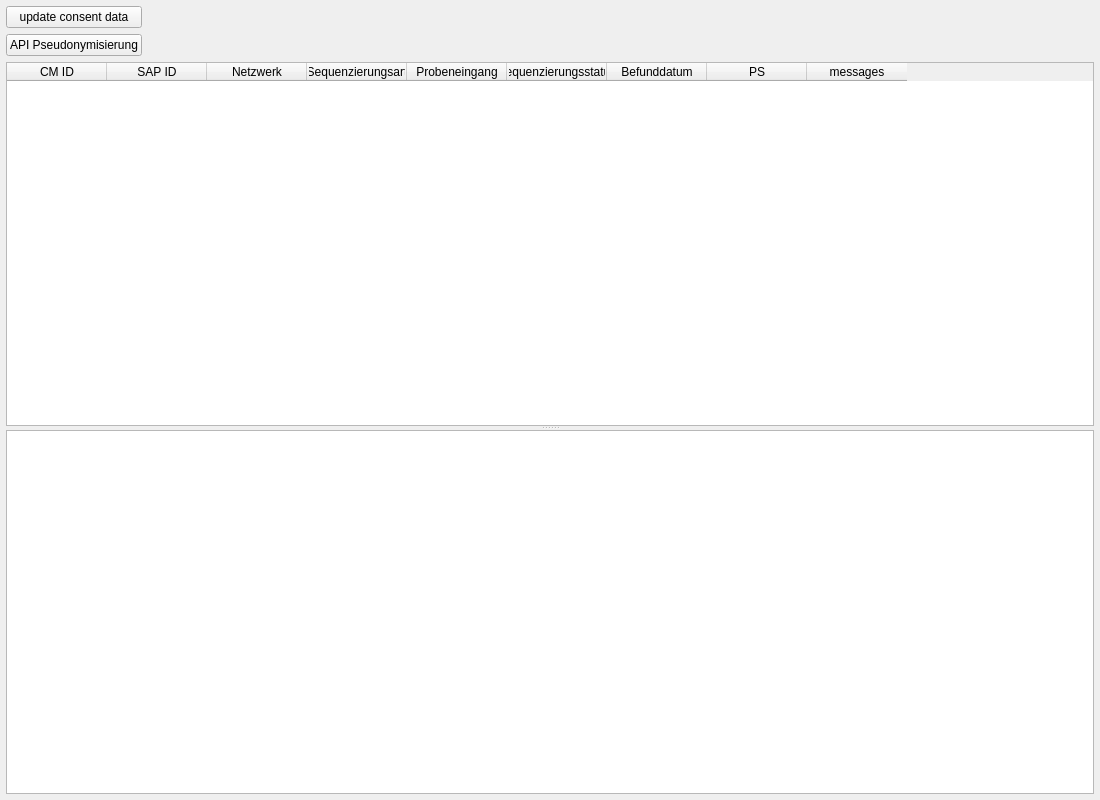
Qt form src/MVHub/MVHub.ui (imgag/ngs-bits) before a commit.
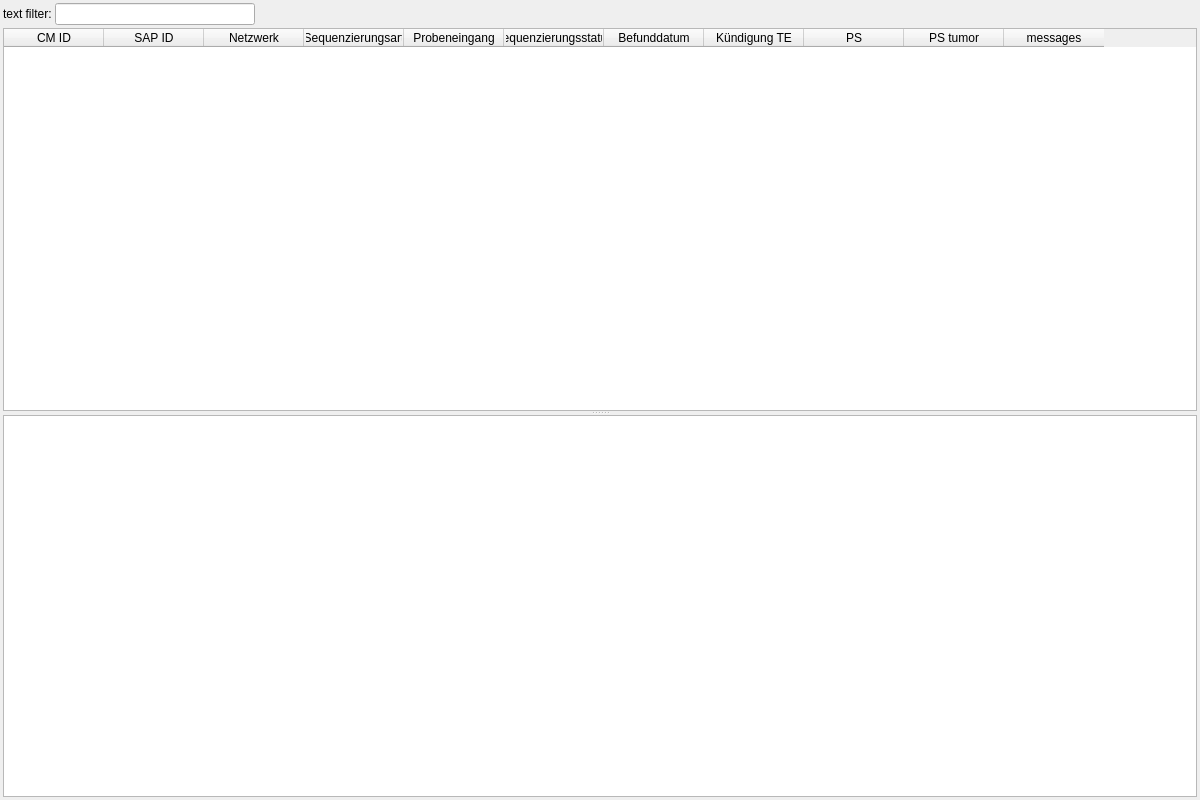
The same form after that commit. Icons and pictures are not drawn.

What changed in the file:
```diff
--- a/src/MVHub/MVHub.ui
+++ b/src/MVHub/MVHub.ui
@@ -9,10 +9,16 @@
    <rect>
     <x>0</x>
     <y>0</y>
-    <width>1100</width>
+    <width>1200</width>
     <height>800</height>
    </rect>
   </property>
+  <property name="minimumSize">
+   <size>
+    <width>1200</width>
+    <height>800</height>
+   </size>
+  </property>
   <property name="acceptDrops">
    <bool>true</bool>
   </property>
@@ -24,34 +30,79 @@
     <normaloff>:/Icons/Icon.png</normaloff>:/Icons/Icon.png</iconset>
   </property>
   <widget class="QWidget" name="centralWidget">
-   <layout class="QGridLayout" name="gridLayout">
+   <layout class="QVBoxLayout" name="verticalLayout">
+    <property name="spacing">
+     <number>3</number>
+    </property>
     <property name="leftMargin">
-     <number>6</number>
+     <number>3</number>
     </property>
     <property name="topMargin">
-     <number>6</number>
+     <number>3</number>
     </property>
     <property name="rightMargin">
-     <number>6</number>
+     <number>3</number>
     </property>
     <property name="bottomMargin">
-     <number>6</number>
+     <number>3</number>
     </property>
-    <item row="1" column="0">
-     <widget class="QPushButton" name="api_pseudo">
-      <property name="text">
-       <string>API Pseudonymisierung</string>
+    <item>
+     <layout class="QHBoxLayout" name="horizontalLayout">
+      <property name="spacing">
+       <number>3</number>
       </property>
-     </widget>
+      <item>
+       <widget class="QLabel" name="label">
+        <property name="text">
+         <string>text filter:</string>
+        </property>
+       </widget>
+      </item>
+      <item>
+       <widget class="QLineEdit" name="f_text">
+        <property name="minimumSize">
+         <size>
+          <width>0</width>
+          <height>0</height>
+         </size>
+        </property>
+        <property name="maximumSize">
+         <size>
+          <width>200</width>
+          <height>16777215</height>
+         </size>
+        </property>
+       </widget>
+      </item>
+      <item>
+       <spacer name="horizontalSpacer">
+        <property name="orientation">
+         <enum>Qt::Horizontal</enum>
+        </property>
+        <property name="sizeHint" stdset="0">
+         <size>
+          <width>40</width>
+          <height>20</height>
+         </size>
+        </property>
+       </spacer>
+      </item>
+      <item>
+       <widget class="QLabel" name="filter_status">
+        <property name="minimumSize">
+         <size>
+          <width>50</width>
+          <height>0</height>
+         </size>
+        </property>
+        <property name="text">
+         <string/>
+        </property>
+       </widget>
+      </item>
+     </layout>
     </item>
-    <item row="0" column="0">
-     <widget class="QPushButton" name="update_consent">
-      <property name="text">
-       <string>update consent data</string>
-      </property>
-     </widget>
-    </item>
-    <item row="2" column="0" colspan="2">
+    <item>
      <widget class="QSplitter" name="splitter">
       <property name="orientation">
        <enum>Qt::Vertical</enum>
@@ -101,11 +152,21 @@
          <string>Befunddatum</string>
         </property>
        </column>
+       <column>
+        <property name="text">
+         <string>Kündigung TE</string>
+        </property>
+       </column>
        <column>
         <property name="text">
          <string>PS</string>
         </property>
        </column>
+       <column>
+        <property name="text">
+         <string>PS tumor</string>
+        </property>
+       </column>
        <column>
         <property name="text">
          <string>messages</string>
@@ -115,19 +176,6 @@
       <widget class="QPlainTextEdit" name="output"/>
      </widget>
     </item>
-    <item row="0" column="1" rowspan="2">
-     <spacer name="horizontalSpacer">
-      <property name="orientation">
-       <enum>Qt::Horizontal</enum>
-      </property>
-      <property name="sizeHint" stdset="0">
-       <size>
-        <width>40</width>
-        <height>20</height>
-       </size>
-      </property>
-     </spacer>
-    </item>
    </layout>
   </widget>
   <widget class="QMenuBar" name="menuBar">
```
Left out of the diff: 2 changed lines with no effect on the pictures.
